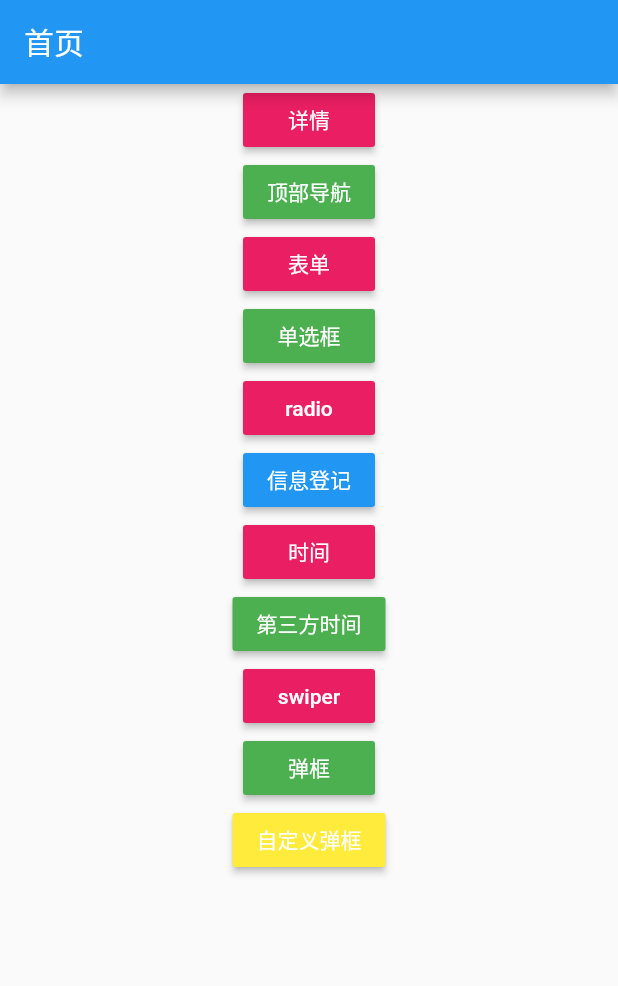
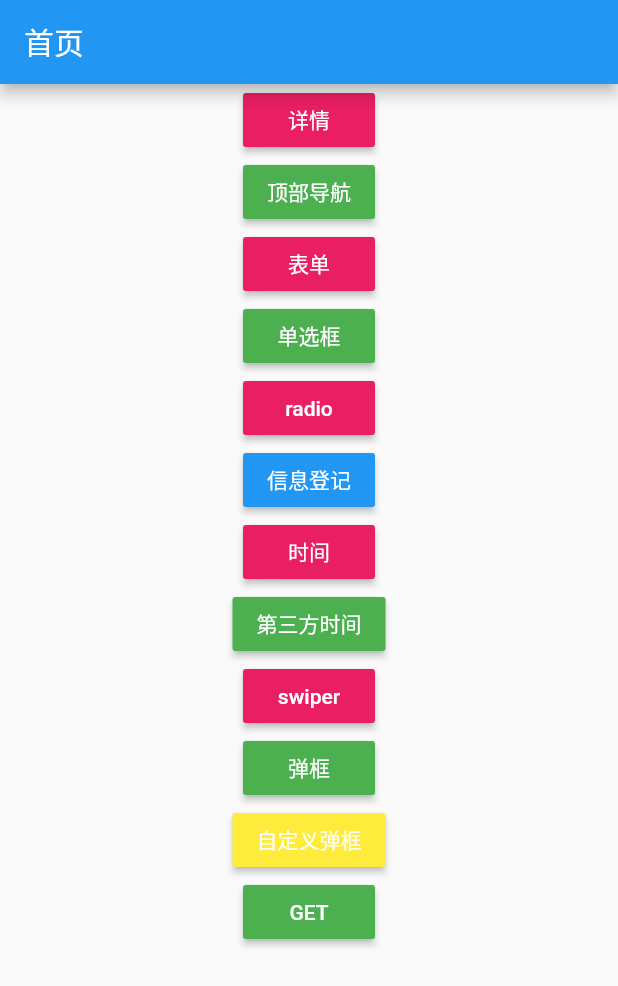
Before and after one commit to dezhizhang/27link, a Flutter app: the screen it shows after launch, on a phone screen of 412 x 824 dp. Shown: the top 986 px of the screen. Run offline on Flutter 3.47's test engine with Material 2 defaults, Android fonts, the phone set to English and light mode, and no system bars; our stand-ins replace date_format, flutter_swiper; missing offline and left inert: flutter_cupertino_date_picker.

Commit message:
http请求数据

```diff
--- /dev/null
+++ b/lib/GetDeom.dart
@@ -0,0 +1,60 @@
+import 'package:flutter/material.dart';
+import 'package:http/http.dart' as http;
+import 'dart:convert';
+
+class GetDemo extends StatefulWidget {
+  GetDemo({Key key}) : super(key: key);
+
+  @override
+  _GetDemoState createState() => _GetDemoState();
+}
+
+class _GetDemoState extends State<GetDemo> {
+  @override
+  Widget build(BuildContext context) {
+    return MaterialApp(
+      home: Scaffold(
+        appBar: AppBar(
+          title: Text('GET请求'),
+        ),
+        body: HomeContent(),
+      ),
+    );
+  }
+}
+
+class HomeContent extends StatefulWidget {
+  HomeContent({Key key}) : super(key: key);
+
+  @override
+  _HomeContentState createState() => _HomeContentState();
+}
+
+class _HomeContentState extends State<HomeContent> {
+
+  _getData() async{
+    var url = 'http://a.itying.com/api/productlist';
+    var res = await http.get(url);
+    if(res.statusCode == 200) {
+      var data = json.decode(res.body);
+      print(data);
+
+    }
+  }
+
+  @override
+  Widget build(BuildContext context) {
+    return Container(
+       child: Column(
+         children: <Widget>[
+           RaisedButton(
+             child: Text('get获取数据'),
+             color: Colors.blue,
+             textColor: Colors.white,
+             onPressed: _getData
+           )
+         ],
+       )
+    );
+  }
+}
--- a/lib/main.dart
+++ b/lib/main.dart
@@ -11,6 +11,7 @@ import './ThreeData.dart';
 import './Swiper.dart';
 import './Dilog.dart';
 import './CustomDialog.dart';
+import './GetDeom.dart';
 
 void main() {
   runApp(MyApp());
@@ -29,7 +30,8 @@ class MyApp extends StatelessWidget{
     '/three':(context) => ThreeData(),
     '/swiper':(context) => SwiperDemo(),
     '/dilog':(context) => DilogDemo(),
-    '/custrom':(context) => CustomDialog()
+    '/custrom':(context) => CustomDialog(),
+    '/get':(context) => GetDemo(),
   };
 
   @override
@@ -160,6 +162,14 @@ class HomeContent extends StatelessWidget{
             onPressed: () {
               Navigator.pushNamed(context, '/custrom');
             },
+          ),
+          RaisedButton(
+            child: Text('GET'),
+            color: Colors.green,
+            textColor: Colors.white,
+            onPressed: () {
+              Navigator.pushNamed(context, '/get');
+            },
           )
         ],
       ),
--- a/pubspec.yaml
+++ b/pubspec.yaml
@@ -26,6 +26,7 @@ dependencies:
   date_format: ^1.0.8
   flutter_cupertino_date_picker: ^1.0.12
   flutter_swiper: ^1.1.6
+  http: ^0.12.0+2
 
 dev_dependencies:
   flutter_test:
```
Also changed, not shown: pubspec.lock.
